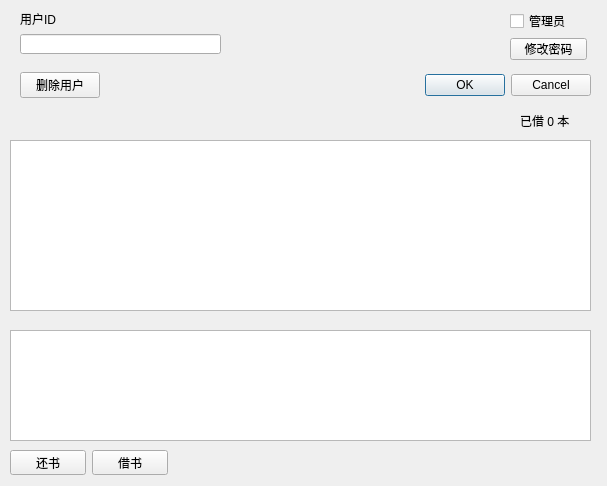
Old version of the form userinfo_dialog.ui in the repository kongwua/Library.
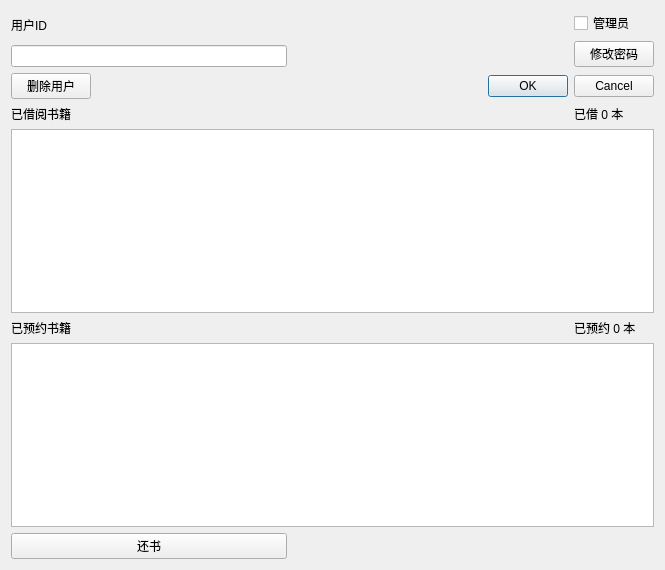
New version of the form.

The edit to the form file:
```diff
--- a/userinfo_dialog.ui
+++ b/userinfo_dialog.ui
@@ -6,42 +6,26 @@
    <rect>
     <x>0</x>
     <y>0</y>
-    <width>607</width>
-    <height>486</height>
+    <width>665</width>
+    <height>570</height>
    </rect>
   </property>
   <property name="windowTitle">
    <string>用户信息</string>
   </property>
-  <widget class="QTableView" name="book_tableView">
-   <property name="geometry">
-    <rect>
-     <x>10</x>
-     <y>140</y>
-     <width>581</width>
-     <height>171</height>
-    </rect>
-   </property>
-  </widget>
-  <widget class="QTableView" name="reserve_tableView">
-   <property name="geometry">
-    <rect>
-     <x>10</x>
-     <y>330</y>
-     <width>581</width>
-     <height>111</height>
-    </rect>
-   </property>
-  </widget>
-  <widget class="QWidget" name="layoutWidget">
-   <property name="geometry">
-    <rect>
-     <x>20</x>
-     <y>10</y>
-     <width>201</width>
-     <height>44</height>
-    </rect>
-   </property>
+  <layout class="QGridLayout" name="gridLayout">
+   <item row="6" column="0">
+    <layout class="QHBoxLayout" name="horizontalLayout_2">
+     <item>
+      <widget class="QPushButton" name="returnBook_btn">
+       <property name="text">
+        <string>还书</string>
+       </property>
+      </widget>
+     </item>
+    </layout>
+   </item>
+   <item row="0" column="0">
    <layout class="QVBoxLayout" name="verticalLayout">
     <item>
      <widget class="QLabel" name="label">
@@ -54,42 +38,22 @@
      <widget class="QLineEdit" name="lineEdit"/>
     </item>
    </layout>
-  </widget>
-  <widget class="QWidget" name="layoutWidget">
-   <property name="geometry">
-    <rect>
-     <x>510</x>
-     <y>10</y>
-     <width>77</width>
-     <height>50</height>
-    </rect>
-   </property>
-   <layout class="QVBoxLayout" name="verticalLayout_2">
-    <item>
-     <widget class="QCheckBox" name="admin_checkBox">
+   </item>
+   <item row="4" column="0">
+    <widget class="QLabel" name="label_3">
       <property name="text">
-       <string>管理员</string>
+      <string>已预约书籍</string>
       </property>
      </widget>
     </item>
-    <item>
-     <widget class="QPushButton" name="psw_btn">
+   <item row="2" column="0">
+    <widget class="QLabel" name="label_2">
       <property name="text">
-       <string>修改密码</string>
+      <string>已借阅书籍</string>
       </property>
      </widget>
     </item>
-   </layout>
-  </widget>
-  <widget class="QWidget" name="layoutWidget">
-   <property name="geometry">
-    <rect>
-     <x>20</x>
-     <y>70</y>
-     <width>571</width>
-     <height>31</height>
-    </rect>
-   </property>
+   <item row="1" column="0" colspan="3">
    <layout class="QHBoxLayout" name="horizontalLayout">
     <item>
      <widget class="QPushButton" name="delete_btn">
@@ -132,46 +96,72 @@
      </widget>
     </item>
    </layout>
-  </widget>
-  <widget class="QWidget" name="layoutWidget">
-   <property name="geometry">
-    <rect>
-     <x>10</x>
-     <y>450</y>
-     <width>158</width>
-     <height>25</height>
-    </rect>
-   </property>
-   <layout class="QHBoxLayout" name="horizontalLayout_2">
+   </item>
+   <item row="0" column="2">
+    <layout class="QVBoxLayout" name="verticalLayout_2">
     <item>
-     <widget class="QPushButton" name="return_btn">
+      <widget class="QCheckBox" name="admin_checkBox">
       <property name="text">
-       <string>还书</string>
+        <string>管理员</string>
       </property>
      </widget>
     </item>
     <item>
-     <widget class="QPushButton" name="borrow_btn">
+      <widget class="QPushButton" name="psw_btn">
       <property name="text">
-       <string>借书</string>
+        <string>修改密码</string>
       </property>
      </widget>
     </item>
    </layout>
-  </widget>
+   </item>
+   <item row="5" column="0" colspan="3">
+    <widget class="QTableView" name="reserve_tableView"/>
+   </item>
+   <item row="3" column="0" colspan="3">
+    <widget class="QTableView" name="book_tableView"/>
+   </item>
+   <item row="2" column="2">
   <widget class="QLabel" name="num_label">
-   <property name="geometry">
-    <rect>
-     <x>520</x>
-     <y>110</y>
-     <width>71</width>
-     <height>21</height>
-    </rect>
-   </property>
    <property name="text">
     <string>已借 0 本</string>
    </property>
   </widget>
+   </item>
+   <item row="0" column="1">
+    <spacer name="horizontalSpacer_2">
+     <property name="orientation">
+      <enum>Qt::Horizontal</enum>
+     </property>
+     <property name="sizeHint" stdset="0">
+      <size>
+       <width>40</width>
+       <height>20</height>
+      </size>
+     </property>
+    </spacer>
+   </item>
+   <item row="6" column="1" colspan="2">
+    <spacer name="horizontalSpacer_4">
+     <property name="orientation">
+      <enum>Qt::Horizontal</enum>
+     </property>
+     <property name="sizeHint" stdset="0">
+      <size>
+       <width>40</width>
+       <height>20</height>
+      </size>
+     </property>
+    </spacer>
+   </item>
+   <item row="4" column="2">
+    <widget class="QLabel" name="label_4">
+     <property name="text">
+      <string>已预约 0 本</string>
+     </property>
+    </widget>
+   </item>
+  </layout>
  </widget>
  <resources/>
  <connections/>
```
Lines whose indentation alone changed are shown as unchanged.
